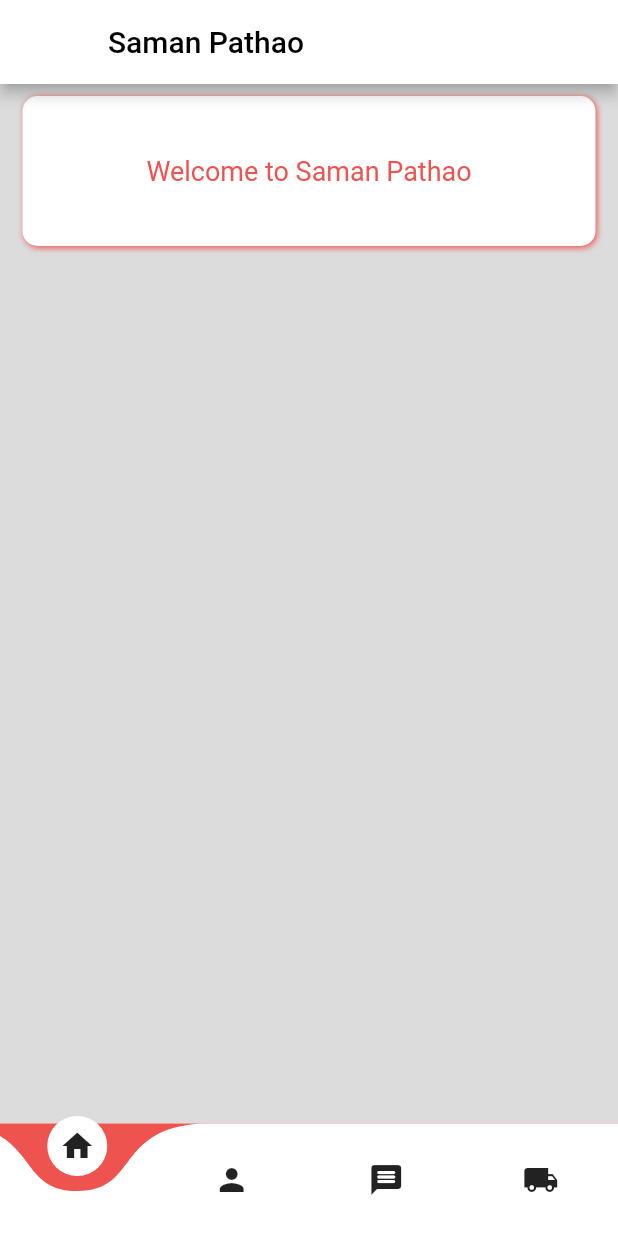
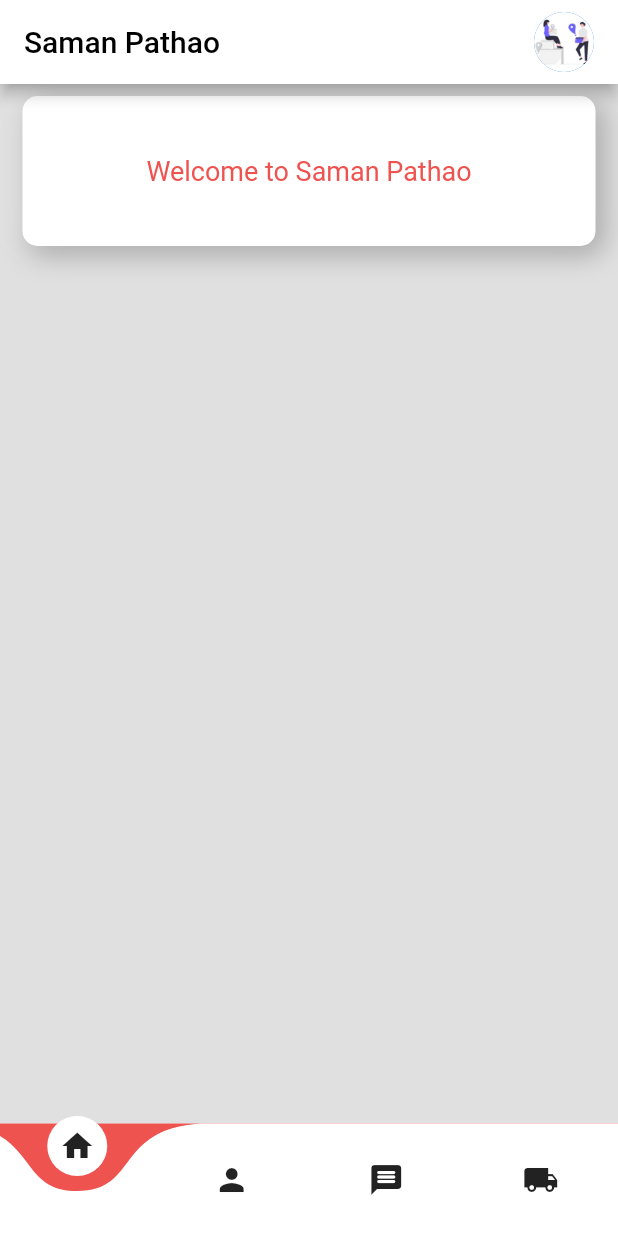
Before and after one commit to Babin6139/saman-pathao, a Flutter app: the screen it shows after launch, after a tap on "Log In", on a phone screen of 412 x 824 dp. Run offline on Flutter 3.47's test engine with Material 2 defaults, Android fonts, the phone set to English and light mode, and no system bars; drawn by our look-alikes of curved_navigation_bar; our stand-ins replace image_picker.

Commit message:
slight change in design

```diff
--- a/client/customer/lib/pages/home.dart
+++ b/client/customer/lib/pages/home.dart
@@ -8,7 +8,7 @@ class Home extends StatelessWidget {
   Widget build(BuildContext context) {
     Size size = MediaQuery.of(context).size;
     return Container(
-      color: Colors.black12,
+      color: MyColor.backColor,
       child: Column(children: [
         Padding(
           padding: const EdgeInsets.all(8.0),
@@ -16,10 +16,10 @@ class Home extends StatelessWidget {
             alignment: Alignment.center,
             width: size.width - 30,
             height: 100,
-            decoration: BoxDecoration(boxShadow: [
-              BoxShadow(
-                  offset: Offset(1, 1), blurRadius: 3.0, color: MyColor.color1)
-            ], color: Colors.white, borderRadius: BorderRadius.circular(10)),
+            decoration: BoxDecoration(
+                boxShadow: MyColor.shadow1,
+                color: Colors.white,
+                borderRadius: BorderRadius.circular(10)),
             child: Text(
               "Welcome to Saman Pathao",
               style: TextStyle(fontSize: 18, color: MyColor.color1),
--- a/client/customer/lib/pages/home_page.dart
+++ b/client/customer/lib/pages/home_page.dart
@@ -23,6 +23,17 @@ class _HomePageState extends State<HomePage> {
   Widget build(BuildContext context) {
     return Scaffold(
       appBar: AppBar(
+        automaticallyImplyLeading: false,
+        actions: [
+          Padding(
+            padding: const EdgeInsets.only(right: 16.0),
+            child: Center(
+              child: CircleAvatar(
+                backgroundImage: AssetImage("assets/images/login.png"),
+              ),
+            ),
+          )
+        ],
         title: Text(
           "Saman Pathao",
           style: TextStyle(color: Colors.black),
@@ -78,7 +89,7 @@ class _HomePageState extends State<HomePage> {
         children: [
           Home(),
           Container(
-            child: Text("Hello"),
+            child: Text("Hello Babin"),
           ),
           Container(
             child: Text("Hello"),
--- a/client/customer/lib/pages/login_page.dart
+++ b/client/customer/lib/pages/login_page.dart
@@ -10,6 +10,7 @@ class LoginPage extends StatelessWidget {
   Widget build(BuildContext context) {
     Size size = MediaQuery.of(context).size;
     return Material(
+      color: MyColor.backColor,
       child: Container(
         decoration: BoxDecoration(
             //     gradient: LinearGradient(
@@ -37,15 +38,15 @@ class LoginPage extends StatelessWidget {
                 height: 300.0,
                 width: 200.0,
                 decoration: BoxDecoration(
-                  color: Colors.white,
-                  boxShadow: [
-                    BoxShadow(
-                      color: MyColor.color1,
-                      offset: Offset(5.0, 5.0),
-                      blurRadius: 10.0,
+                    color: Colors.white, boxShadow: MyColor.shadow1
+                    // boxShadow: [
+                    //   BoxShadow(
+                    //     color: MyColor.color1,
+                    //     offset: Offset(5.0, 5.0),
+                    //     blurRadius: 10.0,
+                    //   ),
+                    // ],
                     ),
-                  ],
-                ),
                 child: Padding(
                   padding: const EdgeInsets.all(8.0),
                   child: Column(
--- a/client/customer/lib/pages/signup_page.dart
+++ b/client/customer/lib/pages/signup_page.dart
@@ -5,6 +5,7 @@ import 'package:customer/utils/mycolor.dart';
 import 'package:flutter/gestures.dart';
 import 'package:flutter/material.dart';
 import 'package:image_picker/image_picker.dart';
+import 'package:http/http.dart' as http;
 
 class SignUp extends StatefulWidget {
   const SignUp({Key? key}) : super(key: key);
@@ -33,11 +34,16 @@ class _SignUpState extends State<SignUp> {
     signUp() async {
       print(user.toMap());
       var data = jsonEncode(user.toMap());
-      print(data);
+      var response = await http.post(
+          Uri.parse('http://localhost:7000/users/client/signup'),
+          headers: {'Content-Type': 'application/json'},
+          body: data);
+      print(response);
     }
 
     Size size = MediaQuery.of(context).size;
     return Material(
+      color: MyColor.backColor,
       child: SingleChildScrollView(
         child: Container(
           decoration: BoxDecoration(
@@ -67,13 +73,14 @@ class _SignUpState extends State<SignUp> {
                   width: 200.0,
                   decoration: BoxDecoration(
                     color: Colors.white,
-                    boxShadow: [
-                      BoxShadow(
-                        color: MyColor.color1,
-                        offset: Offset(5.0, 5.0),
-                        blurRadius: 10.0,
-                      ),
-                    ],
+                    boxShadow: MyColor.shadow1,
+                    // boxShadow: [
+                    //   BoxShadow(
+                    //     color: MyColor.color1,
+                    //     offset: Offset(5.0, 5.0),
+                    //     blurRadius: 10.0,
+                    //   ),
+                    // ],
                   ),
                   child: Padding(
                     padding: const EdgeInsets.all(8.0),
--- a/client/customer/lib/utils/mycolor.dart
+++ b/client/customer/lib/utils/mycolor.dart
@@ -2,4 +2,17 @@ import 'package:flutter/material.dart';
 
 class MyColor {
   static Color color1 = Colors.red.shade400;
+  static Color backColor = Colors.grey.shade300;
+  static List<BoxShadow> shadow1 = [
+    BoxShadow(
+        color: Colors.grey.shade500,
+        offset: Offset(4, 4),
+        blurRadius: 15,
+        spreadRadius: 1),
+    BoxShadow(
+        color: Colors.white30,
+        offset: Offset(-4, -4),
+        blurRadius: 15,
+        spreadRadius: 1)
+  ];
 }
--- a/client/customer/pubspec.yaml
+++ b/client/customer/pubspec.yaml
@@ -31,6 +31,7 @@ dependencies:
   curved_navigation_bar: ^1.0.3
   flutter:
     sdk: flutter
+  http: ^0.13.4
   image_picker: ^0.8.4+8
 
 dev_dependencies:
```
Also changed, not shown: 1 other file.
